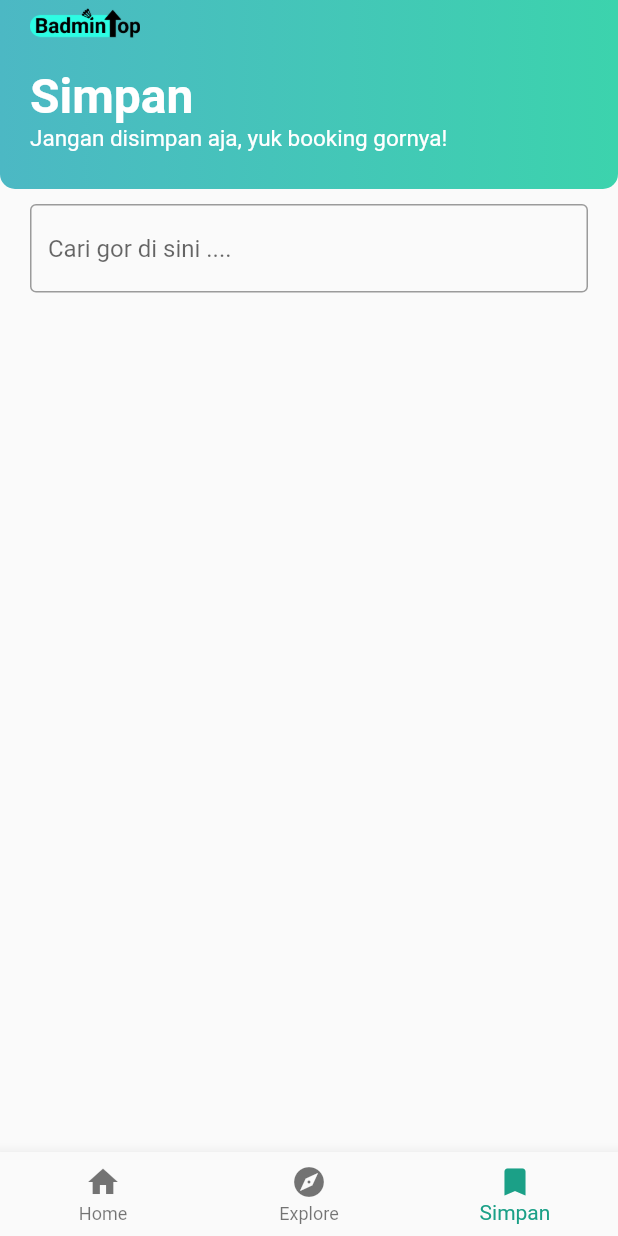
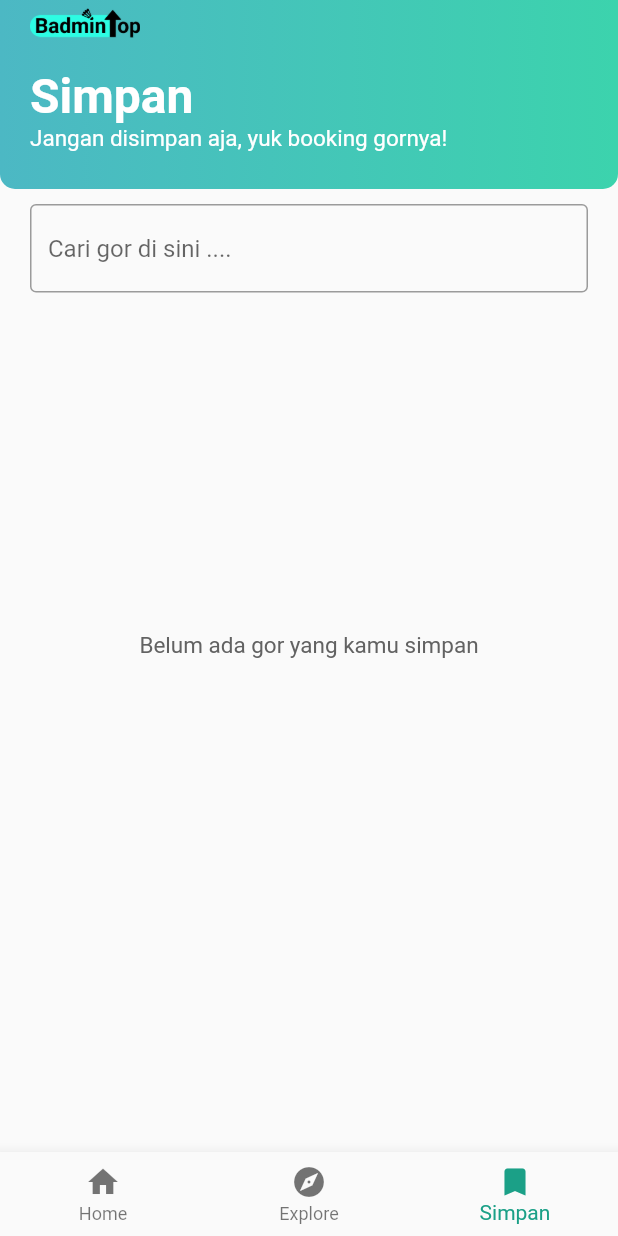
Before and after one commit to YogiAnggara129/badmintop, a Flutter app: the screen it shows after launch, item 3 of the bottom bar chosen, on a phone screen of 412 x 824 dp. Run offline on Flutter 3.47's test engine with Material 2 defaults, Android fonts, the light colour scheme and no system bars; network calls fail.

Commit message:
Memperbaiki Gor View Model dan Search bar

```diff
--- a/lib/ui/screen/front_screen.dart
+++ b/lib/ui/screen/front_screen.dart
@@ -2,8 +2,13 @@ import 'package:badmintop/ui/screen/explore_screen.dart';
 import 'package:badmintop/ui/screen/home_screen.dart';
 import 'package:badmintop/ui/screen/save_screen.dart';
 import 'package:badmintop/ui/theme/theme.dart';
+import 'package:badmintop/view_model/booked_view_model.dart';
+import 'package:badmintop/view_model/gor_view_model.dart';
+import 'package:badmintop/view_model/news_view_model.dart';
+import 'package:badmintop/view_model/user_view_model.dart';
 import 'package:flutter/material.dart';
 import 'package:flutter/services.dart';
+import 'package:provider/provider.dart';
 
 class FrontScreen extends StatefulWidget {
   const FrontScreen({Key? key}) : super(key: key);
@@ -14,20 +19,27 @@ class FrontScreen extends StatefulWidget {
 
 class _FrontScreenState extends State<FrontScreen> {
   int _selectedIndex = 0;
-  static const List<Widget> _widgetOptions = <Widget>[
-    HomeScreen(),
-    ExploreScreen(),
-    SaveScreen(),
-  ];
-
-  void _onItemTapped(int index) {
-    setState(() {
-      _selectedIndex = index;
-    });
-  }
 
   @override
   Widget build(BuildContext context) {
+
+    GorViewModel gorViewModel = context.watch<GorViewModel>();
+    NewsViewModel newsViewModel = context.watch<NewsViewModel>();
+    UserViewModel userViewModel = UserViewModel();
+    BookedViewModel bookedViewModel = BookedViewModel();
+
+    List<Widget> _widgetOptions = <Widget>[
+      HomeScreen(gorViewModel: gorViewModel, newsViewModel: newsViewModel, userViewModel: userViewModel, bookedViewModel: bookedViewModel,),
+      ExploreScreen(gorViewModel: gorViewModel,),
+      SaveScreen(gorViewModel: gorViewModel,),
+    ];
+
+    void _onItemTapped(int index) {
+    setState(() {
+      _selectedIndex = index;
+      gorViewModel.setGorSearched("");
+    });
+  }
 
     SystemChrome.setSystemUIOverlayStyle(SystemUiOverlayStyle(
       statusBarColor: blueColorFirst,
--- a/lib/ui/screen/save_screen.dart
+++ b/lib/ui/screen/save_screen.dart
@@ -4,21 +4,21 @@ import 'package:badmintop/ui/widget/header_widget.dart';
 import 'package:badmintop/view_model/gor_view_model.dart';
 import 'package:flutter/material.dart';
 import 'package:badmintop/ui/widget/searchbar_widget.dart';
-import 'package:provider/provider.dart';
 
 class SaveScreen extends StatelessWidget {
-  const SaveScreen({Key? key}) : super(key: key);
+  const SaveScreen({Key? key, required this.gorViewModel}) : super(key: key);
+
+  final GorViewModel gorViewModel;
 
   @override
   Widget build(BuildContext context) {
-    GorViewModel gorViewModel = context.watch<GorViewModel>();
     return Column(
       mainAxisAlignment: MainAxisAlignment.start,
       crossAxisAlignment: CrossAxisAlignment.start,
       children: <Widget>[
         const SaveHeaderWidget(),
-        const SearchBarWidget(),
-        gorViewModel.isThereGorSaved ? GorListWidget(gor: gorViewModel.gorSavedList) : Center(
+        SearchBarWidget(gorViewModel: gorViewModel,),
+        gorViewModel.isThereGorSaved ? GorListWidget(gorViewModel: gorViewModel, isSaved: true,) : Center(
           heightFactor: 25,
           child: Text(
             "Belum ada gor yang kamu simpan",
--- a/lib/ui/screen/spash_screen.dart
+++ b/lib/ui/screen/spash_screen.dart
@@ -22,10 +22,10 @@ class _SplashScreenState extends State<SplashScreen> {
 
   @override
   Widget build(BuildContext context) {
+    GorViewModel gorViewModel = context.watch<GorViewModel>();
+    gorViewModel.getGors();
     NewsViewModel newsViewModel = context.watch<NewsViewModel>();
-    GorViewModel gorViewModel = context.watch<GorViewModel>();
     newsViewModel.getNews();
-    gorViewModel.getGors();
     return Scaffold(
       body: Center(
         child: Image.asset(
--- a/lib/ui/widget/searchbar_widget.dart
+++ b/lib/ui/widget/searchbar_widget.dart
@@ -1,19 +1,18 @@
+import 'package:badmintop/view_model/gor_view_model.dart';
 import 'package:flutter/material.dart';
 
-class SearchBarWidget extends StatefulWidget {
-  const SearchBarWidget({ Key? key }) : super(key: key);
+class SearchBarWidget extends StatelessWidget {
+  const SearchBarWidget({ Key? key, required this.gorViewModel }) : super(key: key);
+
+  final GorViewModel gorViewModel;
 
   @override
-  _SearchBarWidgetState createState() => _SearchBarWidgetState();
-}
-
-class _SearchBarWidgetState extends State<SearchBarWidget> {
-  @override
   Widget build(BuildContext context) {
-    return const Padding(
-      padding: EdgeInsets.symmetric(horizontal: 20, vertical: 10),
+    return Padding(
+      padding: const EdgeInsets.symmetric(horizontal: 20, vertical: 10),
       child: TextField(
-        decoration: InputDecoration(
+        onChanged: (value) => gorViewModel.setGorSearched(value),
+        decoration: const InputDecoration(
           border: OutlineInputBorder(),
           hintText: 'Cari gor di sini ....',
         ),
--- a/lib/view_model/booked_view_model.dart
+++ b/lib/view_model/booked_view_model.dart
@@ -2,6 +2,6 @@ import 'package:badmintop/model/booked.dart';
 
 // booked dummy
 class BookedViewModel {
-  final List<Booked> _bookedList = [Booked(id: 0, gorId: 0, date: "4 April 2022", time: "09.00 - 12.00 WIB")];
+  final List<Booked> _bookedList = [Booked(id: 0, gorId: 0, date: "4 April 2022", time: "09.00 - 12.00")];
   Booked getBookedNewest() => _bookedList[0];
 }
--- a/lib/view_model/gor_view_model.dart
+++ b/lib/view_model/gor_view_model.dart
@@ -8,23 +8,39 @@ class GorViewModel extends ChangeNotifier {
   List<int> _gorSavedIdList = [];
   bool _isThereGorSaved = false;
   int _gorIdSelected = -1;
-  setGorList(List<Gor> gorsList) => _gorList = gorsList;
-  setGorSavedIdList(List<int> gorSavedIdList) => _gorSavedIdList = gorSavedIdList;
-  setIsThereGorSaved(bool isThereGorSaved) => _isThereGorSaved = isThereGorSaved;
+  String _gorSearched = '';
+  String get gorSearched => _gorSearched;
+
+  GorViewModel() {
+    getGors();
+  }
+
+  void setGorList(List<Gor> gorsList) {
+    _gorList = gorsList;
+    // notifyListeners();
+  }
+  void setGorSavedIdList(List<int> gorSavedIdList) {
+    _gorSavedIdList = gorSavedIdList;
+  }
+  void setIsThereGorSaved(bool isThereGorSaved) {
+    _isThereGorSaved = isThereGorSaved;
+    notifyListeners();
+  }
+  setGorSearched(String gorSearched) {
+    _gorSearched = gorSearched;
+    notifyListeners();
+  }
   List<Gor> get gorList => _gorList;
   bool get isThereGorSaved => _isThereGorSaved;
 
-  void getGors() async {
+  Future<void> getGors() async {
     final gors = await GorRepository().fetchGorList();
     setGorList(gors);
-    notifyListeners();
 
     final savedIdList = collectGorSavedIdFromJson();
     setGorSavedIdList(savedIdList);
-    notifyListeners();
 
-    setIsThereGorSaved(savedIdList != []);
-    notifyListeners();
+    setIsThereGorSaved(savedIdList.isNotEmpty);
   }
 
   void setGorIdSelected(id) {
@@ -34,19 +50,30 @@ class GorViewModel extends ChangeNotifier {
 
   List<int> get gorSavedIdList => _gorSavedIdList;
 
-  Gor get gorSelected => _gorList.where((gor) => gor.id == _gorIdSelected).toList()[0];
+  Gor get gorSelected => _gorList.where((gor) => gor.id == _gorIdSelected).toList().first;
 
   void pressedSaveGor(){
     gorSelected.isSave = !gorSelected.isSave!;
     gorSelected.isSave! ? _gorSavedIdList.insert(0, _gorIdSelected) : _gorSavedIdList.remove(_gorIdSelected);
-    _isThereGorSaved = _gorSavedIdList != [];
+    notifyListeners();
+    _isThereGorSaved = _gorSavedIdList.isNotEmpty;
     notifyListeners();
   }
 
-  List<Gor> get gorSavedList => _gorSavedIdList.map((idSaved) => _gorList.where((gor) => gor.id == idSaved).toList()[0]).toList();
+  List<Gor> get gorSavedList => _gorSavedIdList.map((idSaved) => _gorList.where((gor) => gor.id == idSaved).toList().first).toList();
 
-  Gor getGorBookedNewest() => _gorList.where((gor) => gor.id == BookedViewModel().getBookedNewest().gorId).toList()[0];
+  Gor getGorBookedNewest() => _gorList.where((gor) => gor.id == BookedViewModel().getBookedNewest().gorId).toList().first;
 
   List<int> collectGorSavedIdFromJson() => _gorList.where((gor) => gor.isSave!).map((gor) => gor.id!).toList();
 
+  List<Gor> getSearchGor() {
+    final List<Gor> gorSearchedList = [];
+    for (var _gor in _gorList) {
+      if(_gor.name!.toLowerCase().contains(_gorSearched.toLowerCase())) {
+        gorSearchedList.add(_gor);
+      }
+    }
+
+    return gorSearchedList;
+  }
 }
--- a/lib/view_model/news_view_model.dart
+++ b/lib/view_model/news_view_model.dart
@@ -7,7 +7,7 @@ class NewsViewModel with ChangeNotifier {
   setNewsList(List<News> newsList) => _newsList = newsList;
   List<News> get newsList => _newsList;
 
-  void getNews() async {
+  Future<void> getNews() async {
     final data = await NewsRepository().fetchNewsList();
     setNewsList(data);
     notifyListeners();
```
Also changed, not shown: lib/model/gor.dart (+0 -14 lines), lib/model/gor_repository.dart (+0 -8 lines), lib/model/news.dart (+0 -9 lines), lib/model/user.dart (+0 -12 lines), lib/ui/screen/detail_screen.dart (+4 -4 lines), lib/ui/screen/explore_screen.dart (+5 -5 lines), lib/ui/screen/home_screen.dart (+6 -6 lines), lib/ui/widget/gor_widget.dart (+11 -5 lines), lib/ui/widget/header_widget.dart (+5 -3 lines), lib/ui/widget/savebutton_widget.dart (+8 -9 lines).
